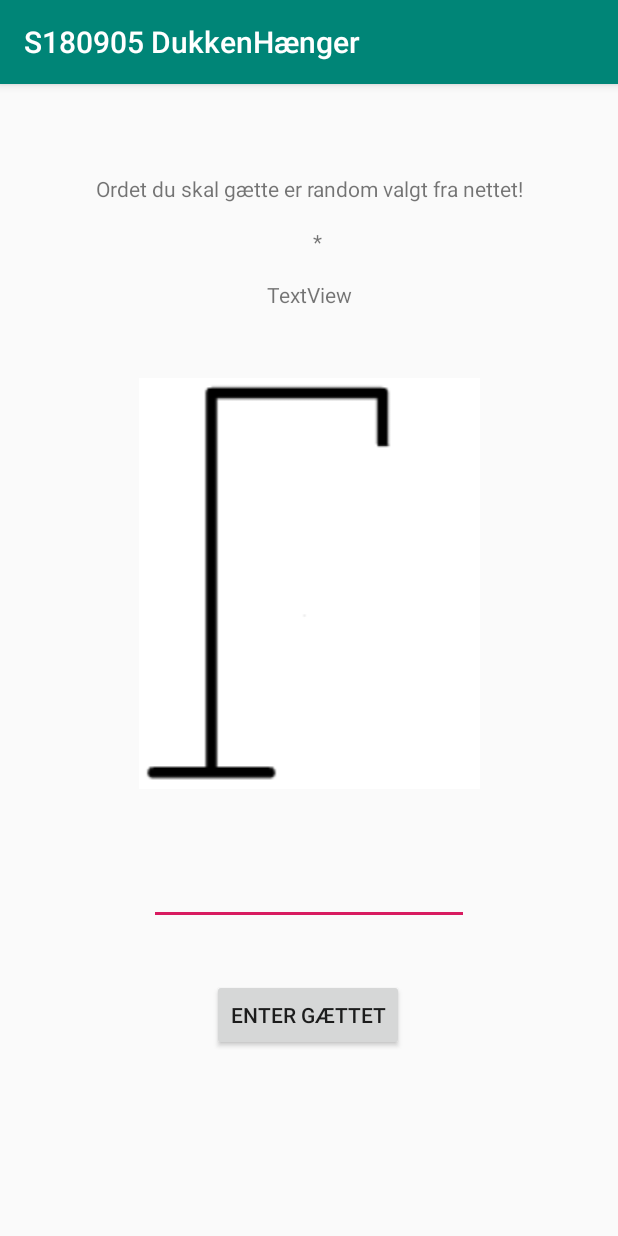
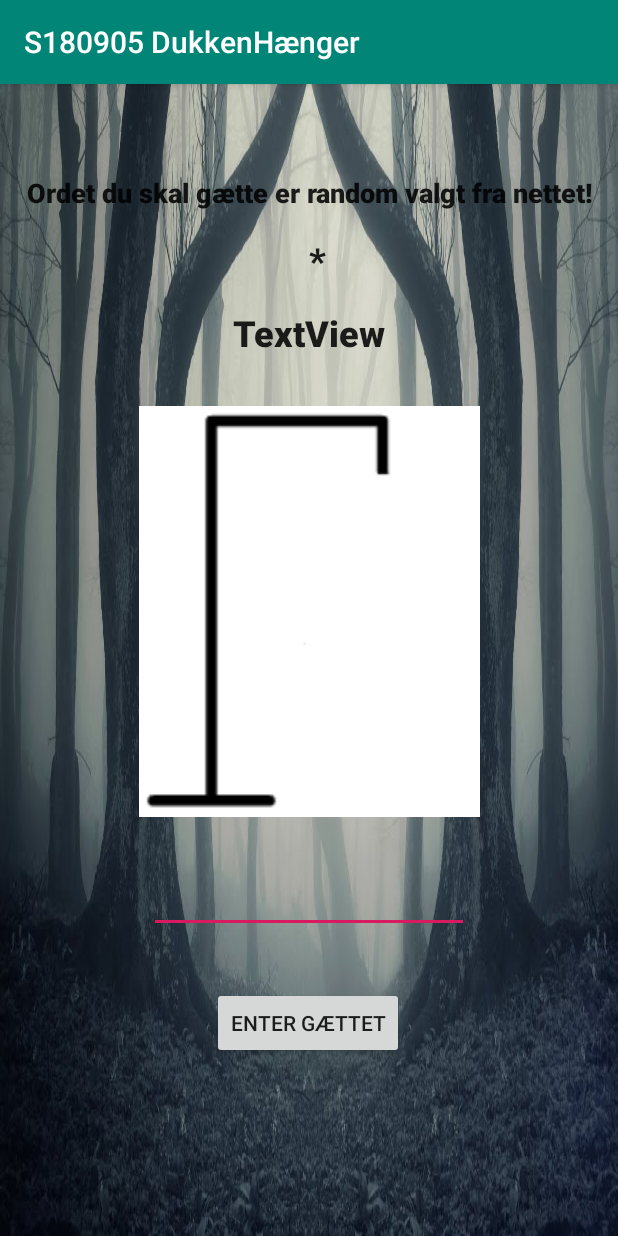
Before and after one commit to ak5ina/GalgeLeg2, an Android app: the spillet screen opened directly, with no data from a screen before it, on a phone screen of 412 x 824 dp. Run offline under Robolectric (Android 15) with nearby library versions, the light colour scheme and no system bars.

Commit message:
update_items_and_background
minour update

```diff
--- a/app/src/main/AndroidManifest.xml
+++ b/app/src/main/AndroidManifest.xml
@@ -9,7 +9,8 @@
         android:roundIcon="@mipmap/ic_launcher_round"
         android:supportsRtl="true"
         android:theme="@style/AppTheme">
-        <activity android:name=".gameWon"></activity>
+        <activity android:name=".Highscore"></activity>
+        <activity android:name=".gameWon" />
         <activity android:name=".spillet" />
         <activity android:name=".MainActivity">
             <intent-filter>
--- a/app/src/main/res/layout/activity_spillet.xml
+++ b/app/src/main/res/layout/activity_spillet.xml
@@ -4,7 +4,8 @@
     xmlns:tools="http://schemas.android.com/tools"
     android:layout_width="match_parent"
     android:layout_height="match_parent"
-    tools:context=".spillet">
+    tools:context=".spillet"
+    android:background="@drawable/background2">
 
     <TextView
         android:id="@+id/textView"
@@ -12,6 +13,9 @@
         android:layout_height="wrap_content"
         android:layout_marginTop="60dp"
         android:text="@string/game_start_string"
+        android:textAppearance="@style/TextAppearance.AppCompat.Body2"
+        android:textSize="18sp"
+        android:textStyle="bold"
         app:layout_constraintEnd_toEndOf="parent"
         app:layout_constraintStart_toStartOf="parent"
         app:layout_constraintTop_toTopOf="parent" />
@@ -44,6 +48,9 @@
         android:layout_height="wrap_content"
         android:layout_marginTop="16dp"
         android:text="TextView"
+        android:textAppearance="@style/TextAppearance.AppCompat.Body2"
+        android:textSize="24sp"
+        android:textStyle="bold"
         app:layout_constraintEnd_toEndOf="parent"
         app:layout_constraintHorizontal_bias="0.501"
         app:layout_constraintStart_toStartOf="parent"
@@ -55,6 +62,9 @@
         android:layout_height="wrap_content"
         android:layout_marginTop="16dp"
         android:text="TextView"
+        android:textAppearance="@style/TextAppearance.AppCompat.Body2"
+        android:textSize="24sp"
+        android:textStyle="bold"
         app:layout_constraintEnd_toEndOf="parent"
         app:layout_constraintHorizontal_bias="0.514"
         app:layout_constraintStart_toStartOf="parent"
```
Also changed, not shown: app/src/main/java/com/example/galgeleg/Highscore.java (added, +14 -0 lines), app/src/main/res/layout/activity_game_won.xml (+15 -1 lines), app/src/main/res/layout/activity_highscore.xml (added, +14 -0 lines), app/src/main/res/layout/highscore_item.xml (added, +31 -0 lines), app/src/main/res/drawable-v24/background2.jpg (deleted), app/src/main/res/drawable/background2.jpg (added), app/src/main/res/drawable/bg3.jpg (added), app/src/main/res/drawable/img_lose.jpg (added), app/src/main/res/drawable/img_win.jpg (added).
